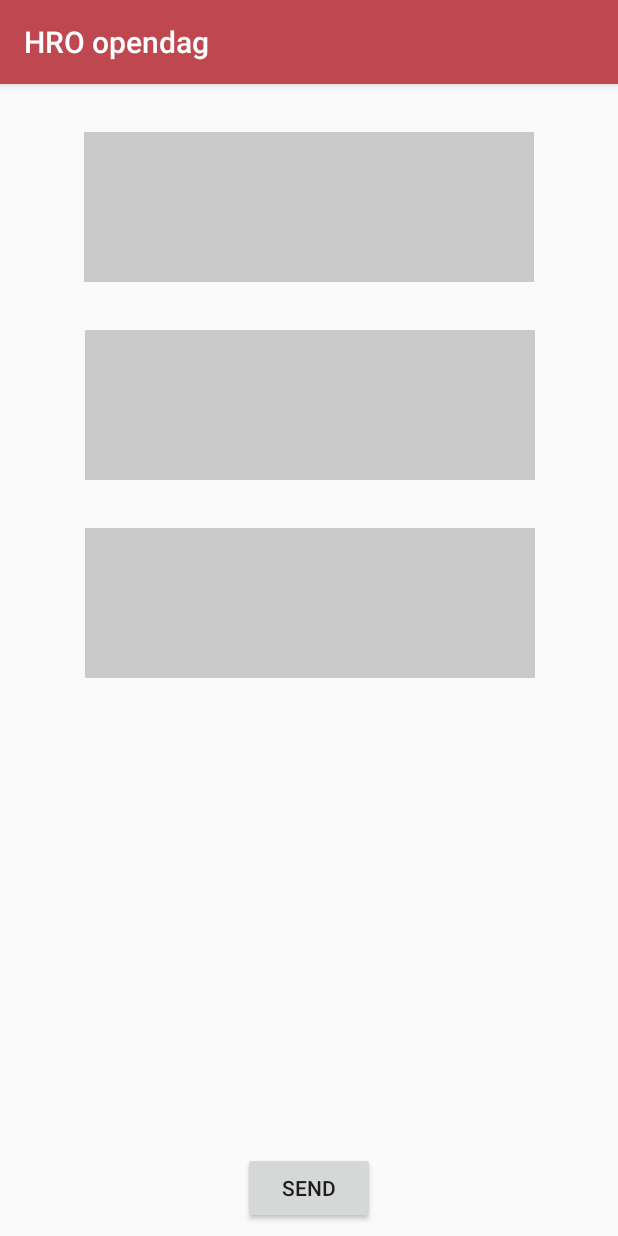
After one commit to uev52/Project-B, an Android app: the contact screen opened directly, with no data from a screen before it, on a phone screen of 412 x 824 dp. The commit adds this screen. Run offline under Robolectric (Android 15) with nearby library versions, the phone set to English and light mode, and no system bars.

Commit message:
Popup
Add popup funtionality in contact sceen when mail is send

```diff
--- /dev/null
+++ b/HROopendagtest1/app/src/main/java/com/example/hroopendagtest1/contact.java
@@ -0,0 +1,36 @@
+package com.example.hroopendagtest1;
+
+
+import android.content.Intent;
+import android.os.Bundle;
+import android.support.design.widget.NavigationView;
+import android.support.v4.view.GravityCompat;
+import android.support.v4.widget.DrawerLayout;
+import android.support.v7.app.ActionBarDrawerToggle;
+import android.support.v7.app.AppCompatActivity;
+import android.support.v7.widget.Toolbar;
+import android.view.MenuItem;
+import android.view.View;
+import android.widget.Button;
+
+
+public class contact extends AppCompatActivity {
+
+    Button btn_sub;
+
+    @Override
+    protected void onCreate(Bundle savedInstanceState) {
+        super.onCreate(savedInstanceState);
+        setContentView(R.layout.activity_contact);
+
+        btn_sub=(Button)findViewById(R.id.btn_sub);
+
+        btn_sub.setOnClickListener(new View.OnClickListener() {
+            @Override
+            public void onClick(View v) {
+                Intent i=new Intent(getApplicationContext(), PopActivity.class);
+                startActivity(i);
+            }
+        });
+    }
+}
--- /dev/null
+++ b/HROopendagtest1/app/src/main/res/layout/activity_contact.xml
@@ -0,0 +1,89 @@
+<?xml version="1.0" encoding="utf-8"?>
+<android.support.v4.widget.DrawerLayout xmlns:android="http://schemas.android.com/apk/res/android"
+    xmlns:app="http://schemas.android.com/apk/res-auto"
+    xmlns:tools="http://schemas.android.com/tools"
+    android:id="@+id/drawer_layout"
+    android:layout_width="match_parent"
+    android:layout_height="match_parent"
+    android:fitsSystemWindows="true"
+    tools:openDrawer="start"
+    >
+    <android.support.design.widget.NavigationView
+        android:id="@+id/nav_view"
+        android:layout_width="wrap_content"
+        android:layout_height="match_parent"
+        android:layout_gravity="start"
+        android:fitsSystemWindows="true"
+        app:headerLayout="@layout/nav_header_main"
+        app:menu="@menu/activity_main_drawer"
+        android:background="@color/HRO_subColor5"
+        />
+
+    <android.support.constraint.ConstraintLayout xmlns:android="http://schemas.android.com/apk/res/android"
+        xmlns:app="http://schemas.android.com/apk/res-auto"
+        xmlns:tools="http://schemas.android.com/tools"
+        android:layout_width="match_parent"
+        android:layout_height="match_parent"
+        tools:context=".MainActivity">
+
+        <ImageView
+            android:id="@+id/imageView2"
+            android:layout_width="300dp"
+            android:layout_height="100dp"
+            android:layout_marginStart="8dp"
+            android:layout_marginLeft="8dp"
+            android:layout_marginTop="32dp"
+            android:layout_marginEnd="8dp"
+            android:layout_marginRight="8dp"
+            android:background="#cacaca"
+            app:layout_constraintEnd_toEndOf="parent"
+            app:layout_constraintStart_toStartOf="parent"
+            app:layout_constraintTop_toTopOf="parent" />
+
+        <ImageView
+            android:id="@+id/imageView"
+            android:layout_width="300dp"
+            android:layout_height="100dp"
+            android:layout_marginStart="8dp"
+            android:layout_marginLeft="8dp"
+            android:layout_marginTop="32dp"
+            android:layout_marginEnd="8dp"
+            android:layout_marginRight="8dp"
+            android:background="#cacaca"
+            app:layout_constraintEnd_toEndOf="parent"
+            app:layout_constraintHorizontal_bias="0.505"
+            app:layout_constraintStart_toStartOf="parent"
+            app:layout_constraintTop_toBottomOf="@+id/imageView2" />
+
+        <ImageView
+            android:id="@+id/imageView3"
+            android:layout_width="300dp"
+            android:layout_height="100dp"
+            android:layout_marginStart="8dp"
+            android:layout_marginLeft="8dp"
+            android:layout_marginTop="32dp"
+            android:layout_marginEnd="8dp"
+            android:layout_marginRight="8dp"
+            android:background="#cacaca"
+            app:layout_constraintEnd_toEndOf="parent"
+            app:layout_constraintHorizontal_bias="0.505"
+            app:layout_constraintStart_toStartOf="parent"
+            app:layout_constraintTop_toBottomOf="@+id/imageView" />
+
+        <Button
+            android:id="@+id/btn_sub"
+            android:layout_width="wrap_content"
+            android:layout_height="wrap_content"
+            android:layout_marginStart="8dp"
+            android:layout_marginLeft="8dp"
+            android:layout_marginEnd="8dp"
+            android:layout_marginRight="8dp"
+            android:layout_marginBottom="8dp"
+            android:text="Send"
+            app:layout_constraintBottom_toBottomOf="parent"
+            app:layout_constraintEnd_toEndOf="parent"
+            app:layout_constraintStart_toStartOf="parent" />
+
+    </android.support.constraint.ConstraintLayout>
+
+</android.support.v4.widget.DrawerLayout>
--- a/HROopendagtest1/app/src/main/res/values/styles.xml
+++ b/HROopendagtest1/app/src/main/res/values/styles.xml
@@ -31,4 +31,9 @@
 
     <style name="AppTheme.PopupOverlay" parent="ThemeOverlay.AppCompat.Light" />
 
+    <style name="AppTheme.floatingPop">
+        <item name="android:windowIsTranslucent">true</item>
+        <item name="android:windowCloseOnTouchOutside">true</item>
+    </style>
+
 </resources>
```
Also changed, not shown: HROopendagtest1/app/src/main/AndroidManifest.xml (+9 -0 lines), HROopendagtest1/app/src/main/java/com/example/hroopendagtest1/PopActivity.java (added, +46 -0 lines), HROopendagtest1/app/src/main/res/drawable/pop_bg.xml (added, +11 -0 lines), HROopendagtest1/app/src/main/res/layout/activity_pop.xml (added, +37 -0 lines), PopUp/app/src/main/java/com/example/popup/contact.java (renamed from PopUp/app/src/main/java/com/example/popup/MainActivity.java), PopUp/app/src/main/res/layout/activity_contact.xml (renamed from PopUp/app/src/main/res/layout/activity_main.xml).
